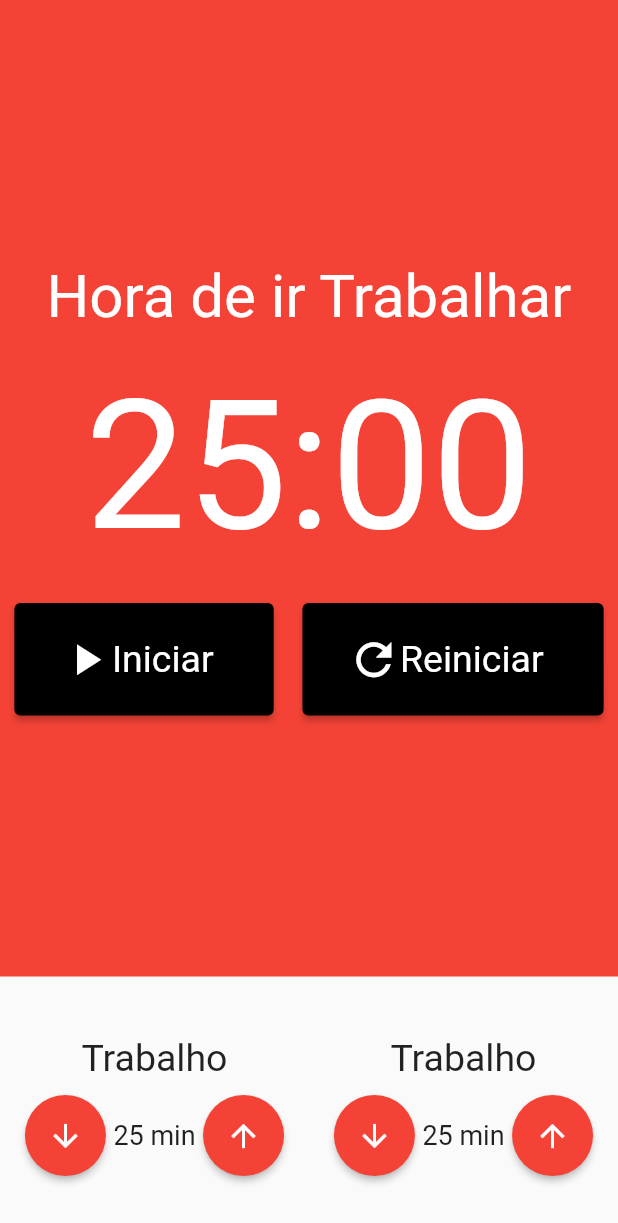
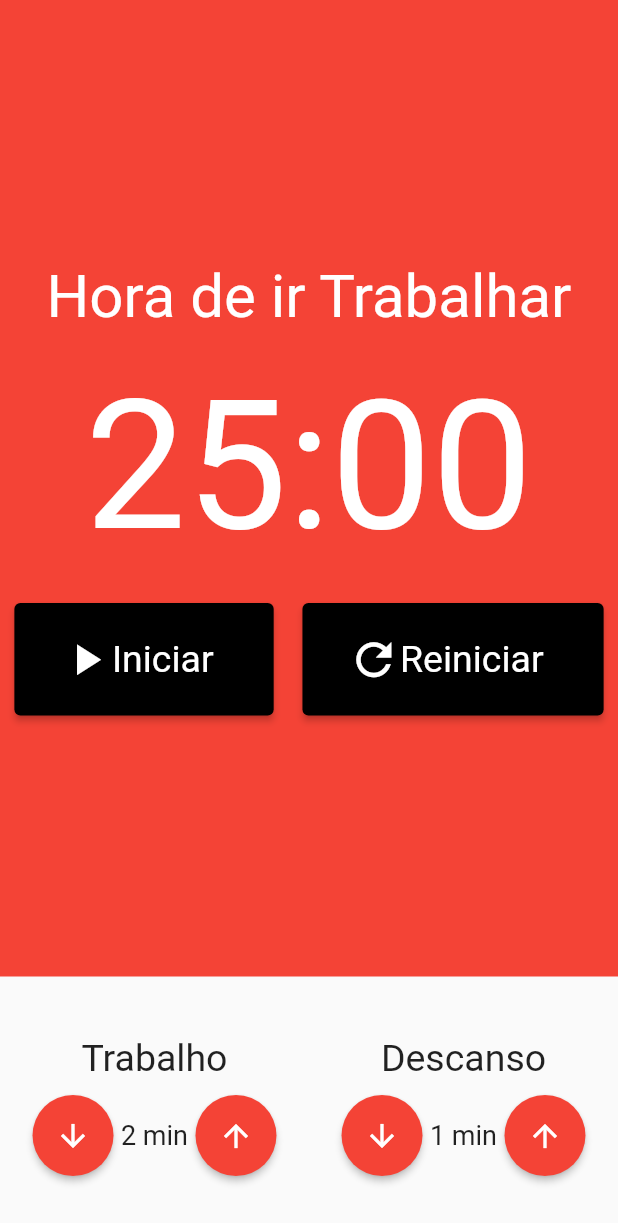
Before and after one commit to KaueSena01/Pomodoro, a Flutter app: the screen it shows after launch, on a phone screen of 412 x 824 dp. Shown: the top 1223 px of the screen. Run offline on Flutter 3.47's test engine with Material 2 defaults, Android fonts, the phone set to English and light mode, and no system bars; our stand-ins replace mobx; generated files the repository leaves out were written again.

Commit message:
pomodoro store

```diff
--- a/lib/main.dart
+++ b/lib/main.dart
@@ -1,5 +1,7 @@
 import 'package:flutter/material.dart';
 import 'package:pomodoro/screens/pomodoro_screen.dart';
+import 'package:provider/provider.dart';
+import './store/pomodoro.store.dart';
 
 void main() {
   runApp(const MyApp());
@@ -11,12 +13,19 @@ class MyApp extends StatelessWidget {
   // This widget is the root of your application.
   @override
   Widget build(BuildContext context) {
-    return MaterialApp(
-      title: 'Flutter Demo',
-      theme: ThemeData(
-        primarySwatch: Colors.blue,
+    return MultiProvider(
+      providers: [
+        Provider<PomodoroStore>(
+          create: (_) => PomodoroStore(),
+        )
+      ],
+      child: MaterialApp(
+        title: 'Flutter Demo',
+        theme: ThemeData(
+          primarySwatch: Colors.blue,
+        ),
+        home: const PomodoroScreen(),
       ),
-      home: const PomodoroScreen(),
     );
   }
 }
--- a/lib/screens/pomodoro_screen.dart
+++ b/lib/screens/pomodoro_screen.dart
@@ -1,12 +1,16 @@
 import 'package:flutter/material.dart';
 import 'package:pomodoro/components/time_entry.dart';
 import 'package:pomodoro/components/stopwatch.dart';
+import 'package:provider/provider.dart';
+import '../store/pomodoro.store.dart';
 
 class PomodoroScreen extends StatelessWidget {
   const PomodoroScreen({ Key? key }) : super(key: key);
 
   @override
   Widget build(BuildContext context) {
+    final store = Provider.of<PomodoroStore>(context);
+
     return Scaffold(
       body: Column(
         crossAxisAlignment: CrossAxisAlignment.stretch,
@@ -19,8 +23,8 @@ class PomodoroScreen extends StatelessWidget {
             child: Row(
               mainAxisAlignment: MainAxisAlignment.spaceAround,
               children: [
-                TimeEntry(title: 'Trabalho', value: 25),
-                TimeEntry(title: 'Trabalho', value: 25)
+                TimeEntry(title: 'Trabalho', value: store.workTime),
+                TimeEntry(title: 'Descanso', value: store.restTime)
               ],
             ),
           )
```
Also changed, not shown: lib/store/pomodoro.store.dart (added, +35 -0 lines), lib/store/pomodoro.store.g.dart (added).
